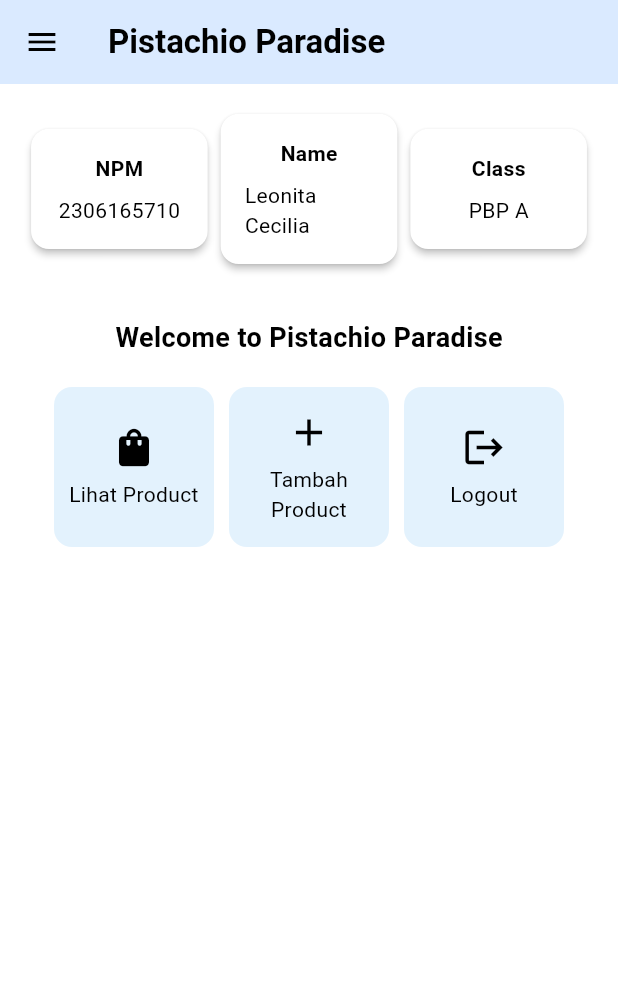
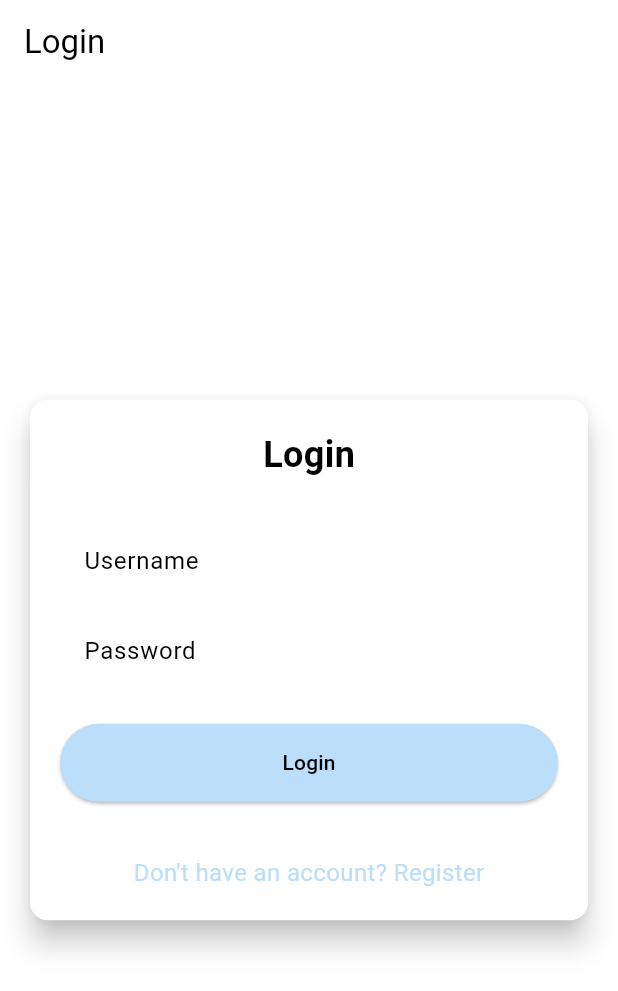
Before and after one commit to leonitacecilia/pistachio_paradise, a Flutter app: the screen it shows after launch, on a phone screen of 412 x 824 dp. Shown: the top 991 px of the screen. Run offline on Flutter 3.47's test engine with Material 3 defaults, Android fonts, the phone set to English and light mode, and no system bars; missing offline and left inert: pbp_django_auth.

Commit message:
tugas 9 done

```diff
--- a/lib/main.dart
+++ b/lib/main.dart
@@ -1,34 +1,27 @@
 import 'package:flutter/material.dart';
-import 'package:pistachio_paradise/screens/menu.dart';
+import 'package:pbp_django_auth/pbp_django_auth.dart';
+import 'package:pistachio_paradise/screens/login.dart';
+import 'package:provider/provider.dart';
 
 void main() {
   runApp(const MyApp());
 }
 
+
 class MyApp extends StatelessWidget {
   const MyApp({super.key});
 
-  // This widget is the root of your application.
   @override
   Widget build(BuildContext context) {
-    return MaterialApp(
-      title: 'Flutter Demo',
+    return Provider(
+      create: (_) {
+        CookieRequest request = CookieRequest();
+        return request;
+      },
+      child: MaterialApp(
+        title: 'Pistachio Paradise',
         theme: ThemeData(
-        // This is the theme of your application.
-        //
-        // TRY THIS: Try running your application with "flutter run". You'll see
-        // the application has a purple toolbar. Then, without quitting the app,
-        // try changing the seedColor in the colorScheme below to Colors.green
-        // and then invoke "hot reload" (save your changes or press the "hot
-        // reload" button in a Flutter-supported IDE, or press "r" if you used
-        // the command line to start the app).
-        //
-        // Notice that the counter didn't reset back to zero; the application
-        // state is not lost during the reload. To reset the state, use hot
-        // restart instead.
-        //
-        // This works for code too, not just values: Most code changes can be
-        // tested with just a hot reload.
+          useMaterial3: true,
           colorScheme: ColorScheme.fromSwatch(
           primarySwatch: Colors.blue, // Warna biru utama
           ).copyWith(
@@ -37,9 +30,9 @@
             secondary:
                 Colors.blue[50], // Biru pastel terang sebagai warna sekunder
           ),
-        useMaterial3: true,
         ),
-      home: MyHomePage(),
+        home: const LoginPage()
+      ),
     );
   }
 }
--- /dev/null
+++ b/lib/screens/login.dart
@@ -0,0 +1,187 @@
+import 'package:pistachio_paradise/screens/menu.dart';
+import 'package:flutter/material.dart';
+import 'package:pbp_django_auth/pbp_django_auth.dart';
+import 'package:pistachio_paradise/screens/register.dart';
+import 'package:provider/provider.dart';
+// TODO: Import halaman RegisterPage jika sudah dibuat
+
+void main() {
+  runApp(const LoginApp());
+}
+
+class LoginApp extends StatelessWidget {
+  const LoginApp({super.key});
+
+  @override
+  Widget build(BuildContext context) {
+    return MaterialApp(
+      title: 'Login',
+      theme: ThemeData(
+        useMaterial3: true,
+        colorScheme: ColorScheme.fromSwatch(
+          primarySwatch: Colors.blue, // Warna biru utama
+          ).copyWith(
+            primary:
+                Colors.blue[100], // Biru yang lebih terang sebagai warna utama
+            secondary:
+                Colors.blue[50], // Biru pastel terang sebagai warna sekunder
+          ),
+      ),
+      home: const LoginPage(),
+    );
+  }
+}
+
+class LoginPage extends StatefulWidget {
+  const LoginPage({super.key});
+
+  @override
+  State<LoginPage> createState() => _LoginPageState();
+}
+
+class _LoginPageState extends State<LoginPage> {
+  final TextEditingController _usernameController = TextEditingController();
+  final TextEditingController _passwordController = TextEditingController();
+
+  @override
+  Widget build(BuildContext context) {
+    final request = context.watch<CookieRequest>();
+
+    return Scaffold(
+      appBar: AppBar(
+        title: const Text('Login'),
+      ),
+      body: Center(
+        child: SingleChildScrollView(
+          padding: const EdgeInsets.all(16.0),
+          child: Card(
+            elevation: 8,
+            shape: RoundedRectangleBorder(
+              borderRadius: BorderRadius.circular(12.0),
+            ),
+            child: Padding(
+              padding: const EdgeInsets.all(20.0),
+              child: Column(
+                mainAxisSize: MainAxisSize.min,
+                children: [
+                  const Text(
+                    'Login',
+                    style: TextStyle(
+                      fontSize: 24.0,
+                      fontWeight: FontWeight.bold,
+                    ),
+                  ),
+                  const SizedBox(height: 30.0),
+                  TextField(
+                    controller: _usernameController,
+                    decoration: const InputDecoration(
+                      labelText: 'Username',
+                      hintText: 'Enter your username',
+                      border: OutlineInputBorder(
+                        borderRadius: BorderRadius.all(Radius.circular(12.0)),
+                      ),
+                      contentPadding:
+                          EdgeInsets.symmetric(horizontal: 12.0, vertical: 8.0),
+                    ),
+                  ),
+                  const SizedBox(height: 12.0),
+                  TextField(
+                    controller: _passwordController,
+                    decoration: const InputDecoration(
+                      labelText: 'Password',
+                      hintText: 'Enter your password',
+                      border: OutlineInputBorder(
+                        borderRadius: BorderRadius.all(Radius.circular(12.0)),
+                      ),
+                      contentPadding:
+                          EdgeInsets.symmetric(horizontal: 12.0, vertical: 8.0),
+                    ),
+                    obscureText: true,
+                  ),
+                  const SizedBox(height: 24.0),
+                  ElevatedButton(
+                    onPressed: () async {
+                      String username = _usernameController.text;
+                      String password = _passwordController.text;
+
+                      // Cek kredensial
+                      // TODO: Ganti URL dan jangan lupa tambahkan trailing slash (/) di akhir URL!
+                      // Untuk menyambungkan Android emulator dengan Django pada localhost,
+                      // gunakan URL http://10.0.2.2/
+                      final response = await request
+                          .login("http://127.0.0.1:8000/auth/login/", {
+                        'username': username,
+                        'password': password,
+                      });
+
+                      if (request.loggedIn) {
+                        String message = response['message'];
+                        String uname = response['username'];
+                        if (context.mounted) {
+                          Navigator.pushReplacement(
+                            context,
+                            MaterialPageRoute(
+                                builder: (context) => MyHomePage()),
+                          );
+                          ScaffoldMessenger.of(context)
+                            ..hideCurrentSnackBar()
+                            ..showSnackBar(
+                              SnackBar(
+                                  content:
+                                      Text("$message Selamat datang, $uname.")),
+                            );
+                        }
+                      } else {
+                        if (context.mounted) {
+                          showDialog(
+                            context: context,
+                            builder: (context) => AlertDialog(
+                              title: const Text('Login Gagal'),
+                              content: Text(response['message']),
+                              actions: [
+                                TextButton(
+                                  child: const Text('OK'),
+                                  onPressed: () {
+                                    Navigator.pop(context);
+                                  },
+                                ),
+                              ],
+                            ),
+                          );
+                        }
+                      }
+                    },
+                    style: ElevatedButton.styleFrom(
+                      foregroundColor: Colors.black,
+                      minimumSize: Size(double.infinity, 50),
+                      backgroundColor: Theme.of(context).colorScheme.primary,
+                      padding: const EdgeInsets.symmetric(vertical: 16.0),
+                    ),
+                    child: const Text('Login'),
+                  ),
+                  const SizedBox(height: 36.0),
+                  GestureDetector(
+                    onTap: () {
+                      Navigator.push(
+                        context,
+                        MaterialPageRoute(
+                            builder: (context) => const RegisterPage()),
+                      );
+                    },
+                    child: Text(
+                      'Don\'t have an account? Register',
+                      style: TextStyle(
+                        color: Theme.of(context).colorScheme.primary,
+                        fontSize: 16.0,
+                      ),
+                    ),
+                  ),
+                ],
+              ),
+            ),
+          ),
+        ),
+      ),
+    );
+  }
+}
--- a/pubspec.yaml
+++ b/pubspec.yaml
@@ -35,6 +35,9 @@
   # The following adds the Cupertino Icons font to your application.
   # Use with the CupertinoIcons class for iOS style icons.
   cupertino_icons: ^1.0.8
+  provider: ^6.1.2
+  pbp_django_auth: ^0.4.0
+  http: ^1.2.2
 
 dev_dependencies:
   flutter_test:
```
Also changed, not shown: lib/models/product_entry.dart (added, +61 -0 lines), lib/screens/detail_productentry.dart (added, +45 -0 lines), lib/screens/list_productentry.dart (added, +100 -0 lines), lib/screens/productentry_form.dart (+48 -40 lines), lib/screens/register.dart (added, +167 -0 lines), lib/widgets/left_drawer.dart (+15 -3 lines), lib/widgets/product_card.dart (+35 -1 lines), pubspec.lock, 3 other files. Lines whose indentation alone changed are shown as unchanged.
